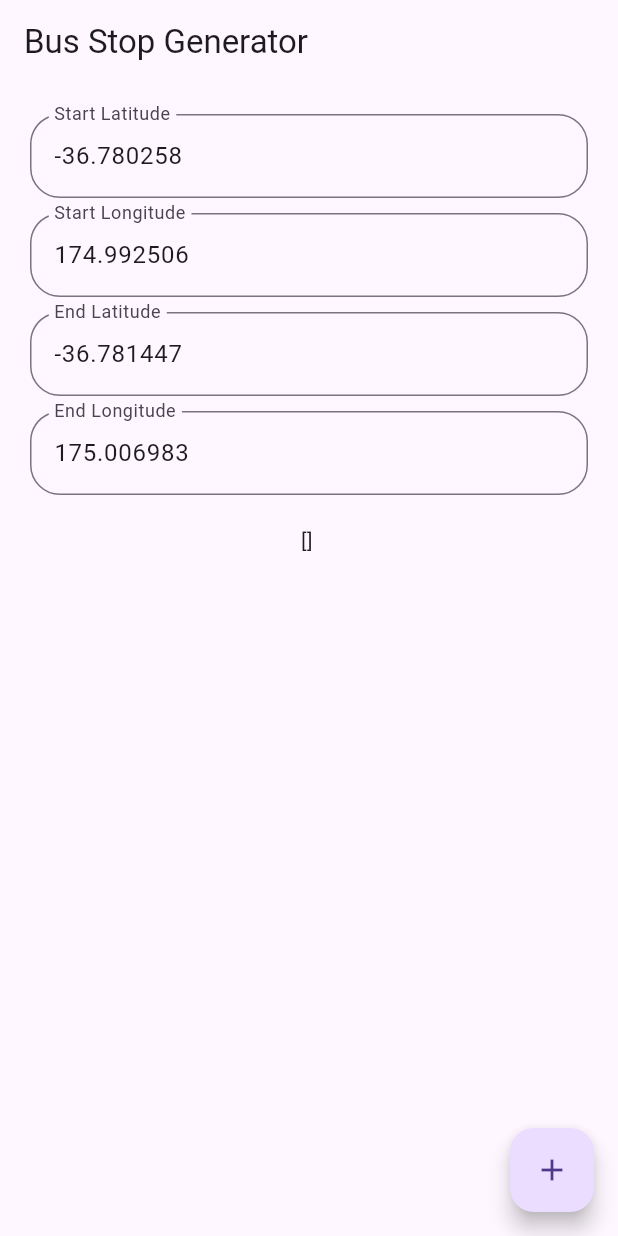
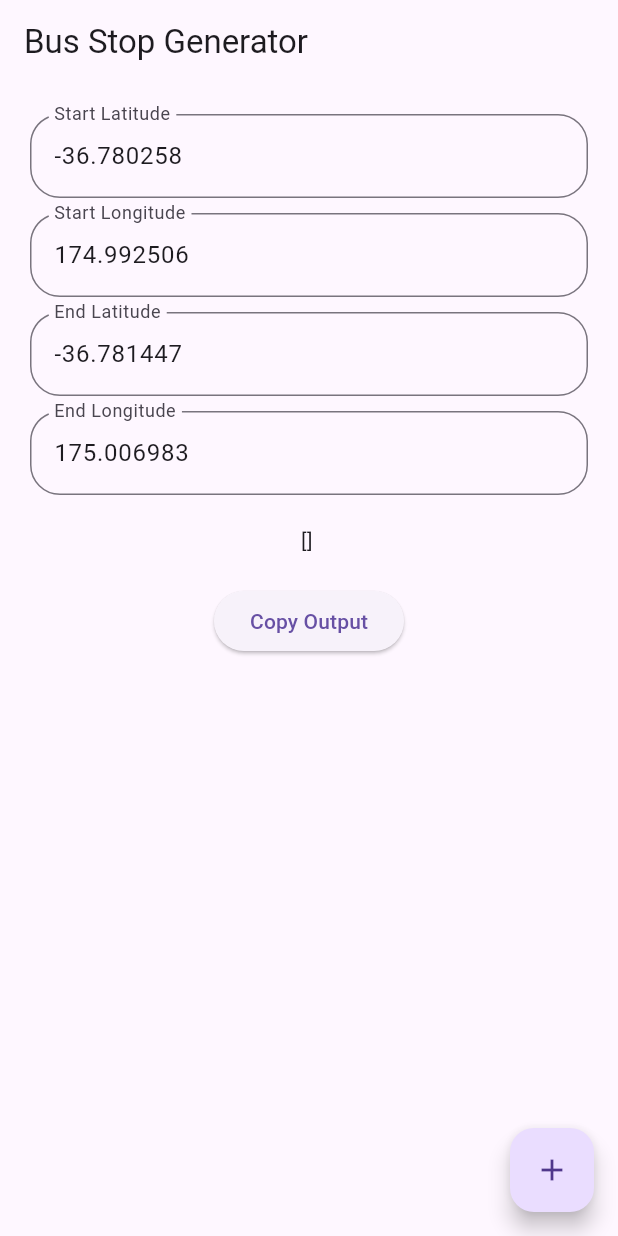
Before and after one commit to jasonchriscodes/VLRS-bus-route-generator, a Flutter app: the screen it shows after launch, on a phone screen of 412 x 824 dp. Run offline on Flutter 3.47's test engine with Material 3 defaults, Android fonts, the phone set to English and light mode, and no system bars; our stand-ins replace latlong2; missing offline and left inert: open_route_service.

Commit message:
chore: add copy button

```diff
--- a/lib/main.dart
+++ b/lib/main.dart
@@ -2,6 +2,7 @@ import 'package:flutter/material.dart';
 import 'package:latlong2/latlong.dart';
 import 'package:open_route_service/open_route_service.dart';
 import 'dart:convert';
+import 'package:flutter/services.dart'; // Import this package for clipboard functionality
 
 void main() {
   runApp(const MyApp());
@@ -37,6 +38,7 @@ class _MyHomePageState extends State<MyHomePage> {
   final startLngController = TextEditingController(text: '174.992506');
   final endLatController = TextEditingController(text: '-36.781447');
   final endLngController = TextEditingController(text: '175.006983');
+
   final formKey = GlobalKey<FormState>();
 
   @override
@@ -169,6 +171,17 @@ class _MyHomePageState extends State<MyHomePage> {
                     jsonEncode(routePoints),
                   ),
                 ),
+                ElevatedButton(
+                  onPressed: () {
+                    Clipboard.setData(
+                        ClipboardData(text: jsonEncode(routePoints)));
+                    ScaffoldMessenger.of(context).showSnackBar(
+                      const SnackBar(
+                          content: Text('Output copied to clipboard!')),
+                    );
+                  },
+                  child: const Text('Copy Output'),
+                ),
               ],
             ),
           ),
@@ -185,7 +198,7 @@ class _MyHomePageState extends State<MyHomePage> {
             );
           }
         },
-        tooltip: 'Increment',
+        tooltip: 'Generate Route',
         child: const Icon(Icons.add),
       ),
     );
```
